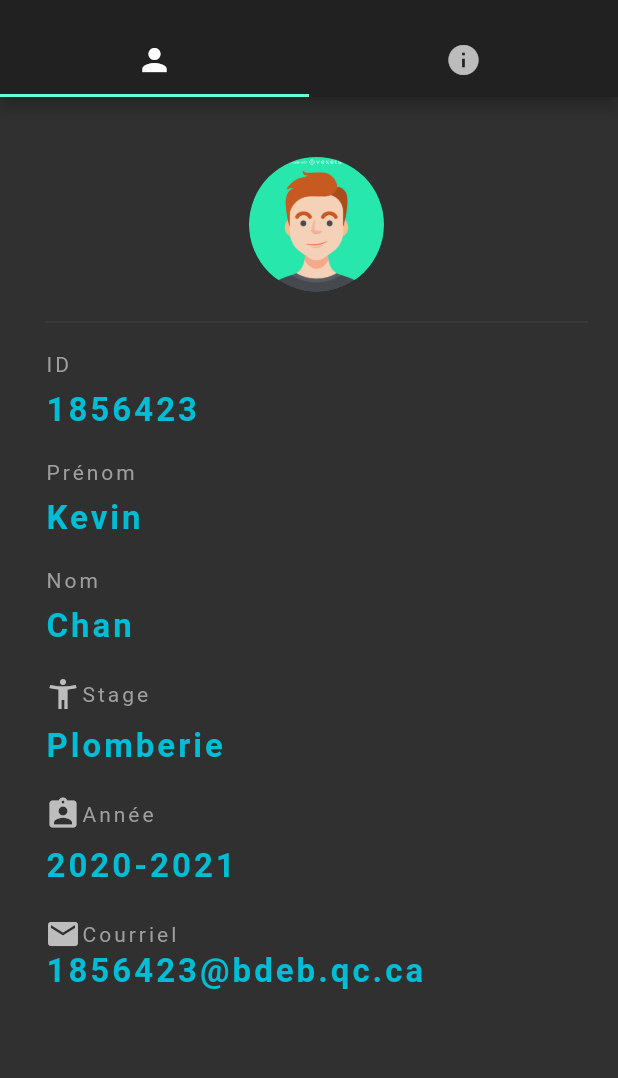
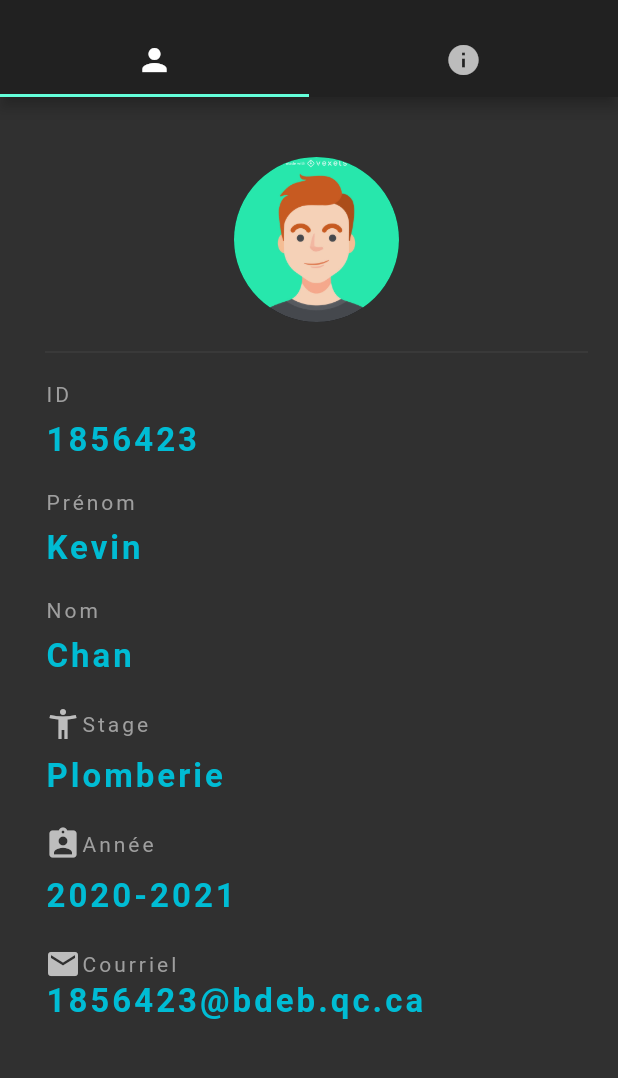
Before and after one commit to ismozi/defiphoto, a Flutter app: the InfoEleve screen opened directly, on a phone screen of 412 x 824 dp, the part 59-1137 px from its top. Run offline on Flutter 3.47's test engine with Material 2 defaults, Android fonts, the phone set to English and light mode, and no system bars; our stand-ins replace image_picker, percent_indicator; missing offline and left inert: jwt_decode.

Commit message:
update_TabBar

```diff
--- a/lib/screens/profile_tabbar.dart
+++ b/lib/screens/profile_tabbar.dart
@@ -3,7 +3,6 @@ import 'menu.dart';
 import 'package:percent_indicator/percent_indicator.dart';
 
 class InfoEleve extends StatelessWidget {
-
   static int idStudent = 1856423;
   static String name = 'Kevin';
   static String lastName = 'Chan';
@@ -17,9 +16,13 @@ class InfoEleve extends StatelessWidget {
   static int percentageI = 59;
   static int percentageE2 = 25;
   static int percentageR = 38;
-  static int percTot = (percentageE1+percentageE2+percentageI+percentageM+percentageR+percentageT)~/6;
-
-
+  static int percTot = (percentageE1 +
+          percentageE2 +
+          percentageI +
+          percentageM +
+          percentageR +
+          percentageT) ~/
+      6;
 
   @override
   Widget build(BuildContext context) {
@@ -46,15 +49,22 @@ class InfoEleve extends StatelessWidget {
         ),
         body: TabBarView(
           children: <Widget>[
-            Padding(
+            CustomScrollView(
+              slivers: <Widget>[
+                SliverList(
+                  delegate: SliverChildBuilderDelegate(
+                    (BuildContext context, int index) {
+                      if (index > 0) return null;
+                      return Padding(
                         padding: EdgeInsets.fromLTRB(30, 40, 20, 0),
                         child: Column(
                           crossAxisAlignment: CrossAxisAlignment.start,
                           children: <Widget>[
                             Center(
                               child: CircleAvatar(
-                      backgroundImage: AssetImage('assets/avatar.jpg'),
-                      radius: (45.0),
+                                backgroundImage:
+                                    AssetImage('assets/avatar.jpg'),
+                                radius: (55.0),
                               ),
                             ),
                             Divider(
@@ -113,7 +123,6 @@ class InfoEleve extends StatelessWidget {
                                     letterSpacing: 2.0,
                                   ),
                                 ),
-
                               ],
                             ),
                             SizedBox(height: 10),
@@ -137,7 +146,6 @@ class InfoEleve extends StatelessWidget {
                                     letterSpacing: 2.0,
                                   ),
                                 ),
-
                               ],
                             ),
                             SizedBox(height: 10),
@@ -178,8 +186,19 @@ class InfoEleve extends StatelessWidget {
                             ),
                           ],
                         ),
+                      );
+                    },
                   ),
-            Column(
+                ),
+              ],
+            ),
+            CustomScrollView(
+              slivers: <Widget>[
+                SliverList(
+                  delegate: SliverChildBuilderDelegate(
+                    (BuildContext context, int index) {
+                      if (index > 0) return null;
+                      return Column(
                         mainAxisAlignment: MainAxisAlignment.start,
                         crossAxisAlignment: CrossAxisAlignment.center,
                         children: <Widget>[
@@ -188,7 +207,8 @@ class InfoEleve extends StatelessWidget {
                               color: Colors.grey[750],
                               padding: EdgeInsets.fromLTRB(20, 10, 20, 10),
                               child: Row(
-                      mainAxisAlignment: MainAxisAlignment.spaceBetween,
+                                mainAxisAlignment:
+                                    MainAxisAlignment.spaceBetween,
                                 children: <Widget>[
                                   Text(
                                     'M',
@@ -201,7 +221,7 @@ class InfoEleve extends StatelessWidget {
                                   LinearPercentIndicator(
                                     width: 230.0,
                                     lineHeight: 14.0,
-                          percent: percentageM/100,
+                                    percent: percentageM / 100,
                                     backgroundColor: Colors.grey[300],
                                     progressColor: Colors.cyan,
                                   ),
@@ -221,7 +241,8 @@ class InfoEleve extends StatelessWidget {
                               color: Colors.grey[750],
                               padding: EdgeInsets.fromLTRB(20, 10, 20, 10),
                               child: Row(
-                      mainAxisAlignment: MainAxisAlignment.spaceBetween,
+                                mainAxisAlignment:
+                                    MainAxisAlignment.spaceBetween,
                                 children: <Widget>[
                                   Text(
                                     'É',
@@ -234,7 +255,7 @@ class InfoEleve extends StatelessWidget {
                                   LinearPercentIndicator(
                                     width: 230.0,
                                     lineHeight: 14.0,
-                          percent: percentageE1/100,
+                                    percent: percentageE1 / 100,
                                     backgroundColor: Colors.grey[300],
                                     progressColor: Colors.cyan,
                                   ),
@@ -254,7 +275,8 @@ class InfoEleve extends StatelessWidget {
                               color: Colors.grey[750],
                               padding: EdgeInsets.fromLTRB(20, 10, 20, 10),
                               child: Row(
-                      mainAxisAlignment: MainAxisAlignment.spaceBetween,
+                                mainAxisAlignment:
+                                    MainAxisAlignment.spaceBetween,
                                 children: <Widget>[
                                   Text(
                                     'T',
@@ -267,7 +289,7 @@ class InfoEleve extends StatelessWidget {
                                   LinearPercentIndicator(
                                     width: 230.0,
                                     lineHeight: 14.0,
-                          percent: percentageT/100,
+                                    percent: percentageT / 100,
                                     backgroundColor: Colors.grey[300],
                                     progressColor: Colors.cyan,
                                   ),
@@ -287,7 +309,8 @@ class InfoEleve extends StatelessWidget {
                               color: Colors.grey[750],
                               padding: EdgeInsets.fromLTRB(20, 10, 20, 10),
                               child: Row(
-                      mainAxisAlignment: MainAxisAlignment.spaceBetween,
+                                mainAxisAlignment:
+                                    MainAxisAlignment.spaceBetween,
                                 children: <Widget>[
                                   Text(
                                     'I',
@@ -300,7 +323,7 @@ class InfoEleve extends StatelessWidget {
                                   LinearPercentIndicator(
                                     width: 230.0,
                                     lineHeight: 14.0,
-                          percent: percentageI/100,
+                                    percent: percentageI / 100,
                                     backgroundColor: Colors.grey[300],
                                     progressColor: Colors.cyan,
                                   ),
@@ -320,7 +343,8 @@ class InfoEleve extends StatelessWidget {
                               color: Colors.grey[750],
                               padding: EdgeInsets.fromLTRB(20, 10, 20, 10),
                               child: Row(
-                      mainAxisAlignment: MainAxisAlignment.spaceBetween,
+                                mainAxisAlignment:
+                                    MainAxisAlignment.spaceBetween,
                                 children: <Widget>[
                                   Text(
                                     'E',
@@ -333,7 +357,7 @@ class InfoEleve extends StatelessWidget {
                                   LinearPercentIndicator(
                                     width: 230.0,
                                     lineHeight: 14.0,
-                          percent: percentageE2/100,
+                                    percent: percentageE2 / 100,
                                     backgroundColor: Colors.grey[300],
                                     progressColor: Colors.cyan,
                                   ),
@@ -353,7 +377,8 @@ class InfoEleve extends StatelessWidget {
                               color: Colors.grey[750],
                               padding: EdgeInsets.fromLTRB(20, 10, 20, 10),
                               child: Row(
-                      mainAxisAlignment: MainAxisAlignment.spaceBetween,
+                                mainAxisAlignment:
+                                    MainAxisAlignment.spaceBetween,
                                 children: <Widget>[
                                   Text(
                                     'R',
@@ -366,7 +391,7 @@ class InfoEleve extends StatelessWidget {
                                   LinearPercentIndicator(
                                     width: 230.0,
                                     lineHeight: 14.0,
-                          percent: percentageR/100,
+                                    percent: percentageR / 100,
                                     backgroundColor: Colors.grey[300],
                                     progressColor: Colors.cyan,
                                   ),
@@ -396,10 +421,10 @@ class InfoEleve extends StatelessWidget {
                                   ),
                                 ),
                                 CircularPercentIndicator(
-                        radius: 160.0,
+                                  radius: 200.0,
                                   progressColor: Colors.redAccent,
                                   backgroundColor: Colors.grey[300],
-                        percent: percTot/100,
+                                  percent: percTot / 100,
                                   animation: true,
                                   lineWidth: 30.0,
                                   center: Text(
@@ -415,6 +440,11 @@ class InfoEleve extends StatelessWidget {
                             ),
                           ),
                         ],
+                      );
+                    },
+                  ),
+                ),
+              ],
             ),
           ],
         ),
```
Lines whose indentation alone changed are shown as unchanged.
